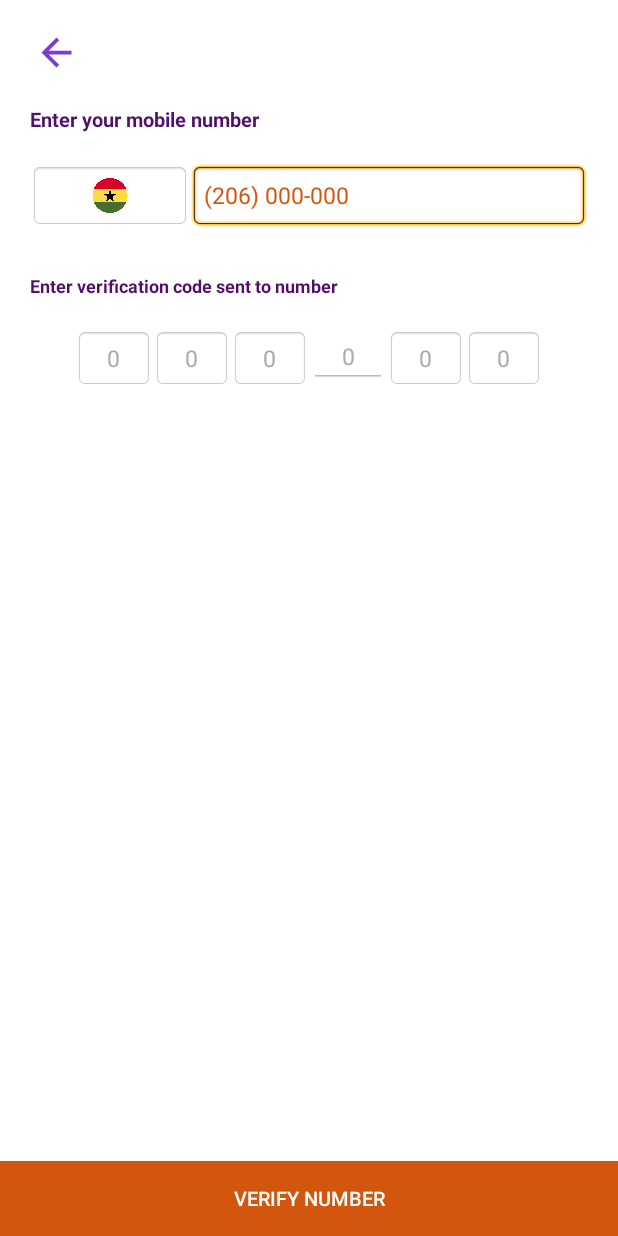
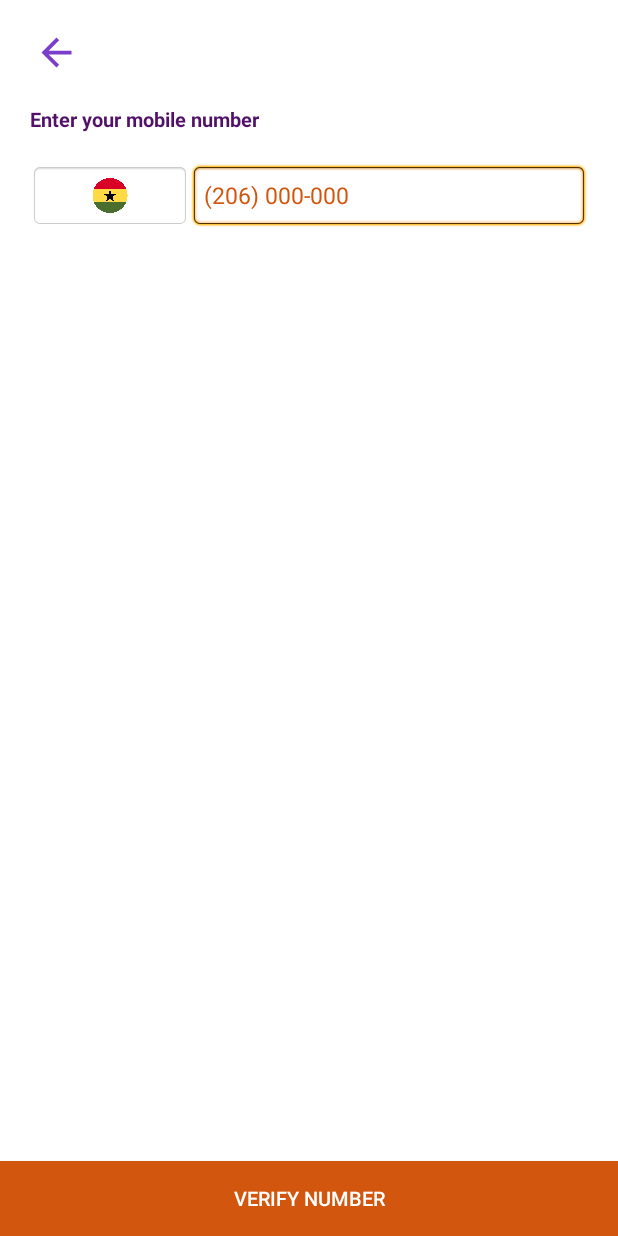
Before and after one commit to janim2/Safet, an Android app: the Number_Verification screen opened directly, with no data from a screen before it, on a phone screen of 412 x 824 dp. Run offline under Robolectric (Android 15) with nearby library versions, the phone set to English and light mode, and no system bars; our stand-ins replace Firebase (no records; nobody signed in at launch, a user with empty details on screens opened directly); pictures from the network do not load.

Commit message:
completed phone number and password verification

```diff
--- a/app/src/main/AndroidManifest.xml
+++ b/app/src/main/AndroidManifest.xml
@@ -9,7 +9,8 @@
         android:roundIcon="@mipmap/ic_launcher_round"
         android:supportsRtl="true"
         android:theme="@style/AppTheme">
-        <activity android:name=".Number_Verification"></activity>
+        <activity android:name=".Login_Last_step"></activity>
+        <activity android:name=".Number_Verification" />
         <activity android:name=".Login" />
         <activity
             android:name=".Notifications"
--- /dev/null
+++ b/app/src/main/res/drawable/lock.xml
@@ -0,0 +1,5 @@
+<vector android:height="24dp" android:tint="#7B3ECC"
+    android:viewportHeight="24.0" android:viewportWidth="24.0"
+    android:width="24dp" xmlns:android="http://schemas.android.com/apk/res/android">
+    <path android:fillColor="#FF000000" android:pathData="M12,17c1.1,0 2,-0.9 2,-2s-0.9,-2 -2,-2 -2,0.9 -2,2 0.9,2 2,2zM18,8h-1L17,6c0,-2.76 -2.24,-5 -5,-5S7,3.24 7,6v2L6,8c-1.1,0 -2,0.9 -2,2v10c0,1.1 0.9,2 2,2h12c1.1,0 2,-0.9 2,-2L20,10c0,-1.1 -0.9,-2 -2,-2zM8.9,6c0,-1.71 1.39,-3.1 3.1,-3.1s3.1,1.39 3.1,3.1v2L8.9,8L8.9,6zM18,20L6,20L6,10h12v10z"/>
+</vector>
--- a/app/src/main/res/layout/activity_number__verification.xml
+++ b/app/src/main/res/layout/activity_number__verification.xml
@@ -84,125 +84,64 @@
                 android:textColor="@android:color/holo_green_dark"
                 android:textSize="10dp"/>
 
+
+
             <LinearLayout
                 android:layout_width="match_parent"
                 android:layout_height="wrap_content"
+                android:id="@+id/password_layout"
+                android:visibility="gone"
                 android:orientation="vertical">
 
                 <TextView
                     android:layout_width="match_parent"
                     android:layout_height="wrap_content"
-                    android:text="Enter verification code sent to number"
+                    android:text="Create account password"
                     android:textSize="12sp"
                     android:layout_marginTop="30dp"
-                    android:id="@+id/verification_no_message"
                     android:textColor="@color/main_blue"
                     android:textStyle="bold"/>
 
-                <LinearLayout
-                    android:layout_width="match_parent"
-                    android:layout_height="40dp"
-                    android:layout_marginLeft="30dp"
-                    android:layout_marginRight="30dp"
-                    android:layout_marginTop="20dp"
-                    android:orientation="horizontal">
-
                 <EditText
                     android:layout_width="match_parent"
-                        android:layout_height="match_parent"
-                        android:layout_weight="1"
-                        android:hint="0"
-                        android:maxLength="1"
-                        android:textSize="15sp"
-                        android:inputType="number"
-                        android:enabled="false"
-                        android:id="@+id/code_number_one"
-                        android:gravity="center"
-                        android:textColorHint="@android:color/darker_gray"
+                    android:layout_height="43dp"
+                    android:inputType="textPassword"
+                    android:textSize="14sp"
+                    android:maxLength="13"
+                    android:layout_marginLeft="20dp"
+                    android:layout_marginRight="20dp"
+                    android:drawablePadding="10dp"
+                    android:drawableLeft="@drawable/lock"
+                    android:layout_marginTop="10dp"
                     android:textColor="@android:color/black"
+                    android:textColorHint="@color/colorPrimary"
+                    android:hint="Password"
+                    android:id="@+id/password_editText"
                     android:background="@android:drawable/editbox_background"/>
 
                 <EditText
                     android:layout_width="match_parent"
-                        android:layout_height="match_parent"
-                        android:layout_weight="1"
-                        android:hint="0"
-                        android:maxLength="1"
-                        android:inputType="number"
-                        android:textSize="15sp"
-                        android:enabled="false"
-                        android:id="@+id/code_number_two"
-                        android:gravity="center"
-                        android:textColorHint="@android:color/darker_gray"
+                    android:layout_height="43dp"
+                    android:inputType="textPassword"
+                    android:textSize="14sp"
+                    android:maxLength="13"
+                    android:layout_marginLeft="20dp"
+                    android:layout_marginRight="20dp"
+                    android:drawablePadding="10dp"
+                    android:paddingLeft="40dp"
                     android:textColor="@android:color/black"
+                    android:textColorHint="@color/colorPrimary"
+                    android:hint="Confirm Password"
+                    android:id="@+id/confirm_password_editText"
                     android:background="@android:drawable/editbox_background"/>
 
-                    <EditText
-                        android:layout_width="match_parent"
-                        android:layout_height="match_parent"
-                        android:layout_weight="1"
-                        android:hint="0"
-                        android:maxLength="1"
-                        android:inputType="number"
-                        android:gravity="center"
-                        android:textSize="15sp"
-                        android:enabled="false"
-                        android:id="@+id/code_number_three"
-                        android:textColorHint="@android:color/darker_gray"
-                        android:textColor="@android:color/black"
-                        android:background="@android:drawable/editbox_background"/>
 
-                    <EditText
-                        android:layout_width="match_parent"
-                        android:layout_height="match_parent"
-                        android:layout_weight="1"
-                        android:hint="0"
-                        android:maxLength="1"
-                        android:inputType="number"
-                        android:textSize="15sp"
-                        android:enabled="false"
-                        android:id="@+id/code_number_four"
-                        android:gravity="center"
-                        android:textColorHint="@android:color/darker_gray"
-                        android:textColor="@android:color/black"/>
-
-                    <EditText
-                        android:layout_width="match_parent"
-                        android:layout_height="match_parent"
-                        android:layout_weight="1"
-                        android:hint="0"
-                        android:maxLength="1"
-                        android:inputType="number"
-                        android:textSize="15sp"
-                        android:enabled="false"
-                        android:id="@+id/code_number_five"
-                        android:gravity="center"
-                        android:textColorHint="@android:color/darker_gray"
-                        android:textColor="@android:color/black"
-                        android:background="@android:drawable/editbox_background"/>
-
-                    <EditText
-                        android:layout_width="match_parent"
-                        android:layout_height="match_parent"
-                        android:layout_weight="1"
-                        android:hint="0"
-                        android:maxLength="1"
-                        android:inputType="number"
-                        android:textSize="15sp"
-                        android:enabled="false"
-                        android:id="@+id/code_number_six"
-                        android:gravity="center"
-                        android:textColorHint="@android:color/darker_gray"
-                        android:textColor="@android:color/black"
-                        android:background="@android:drawable/editbox_background"/>
-
-                </LinearLayout>
             </LinearLayout>
 
             <ProgressBar
                 android:layout_width="match_parent"
                 android:layout_height="25dp"
-                android:id="@+id/verifying_loading"
+                android:id="@+id/password_loading"
                 android:visibility="gone"
                 android:layout_marginTop="30dp"/>
 
@@ -213,9 +152,8 @@
                 android:gravity="center"
                 android:visibility="gone"
                 android:textColor="@android:color/holo_red_dark"
-                android:id="@+id/failed_message"
-                android:layout_marginTop="20dp"
-                android:text="Verification Failed"/>
+                android:id="@+id/password_success_message"
+                android:layout_marginTop="20dp"/>
 
 
         </LinearLayout>
```
Also changed, not shown: app/src/main/java/com/tekdivisal/safet/Login_Last_step.java (added, +14 -0 lines), app/src/main/java/com/tekdivisal/safet/Number_Verification.java (+171 -19 lines), app/src/main/res/layout/activity_login__last_step.xml (added, +156 -0 lines), app/build.gradle (line endings or trailing spaces). Lines whose indentation alone changed are shown as unchanged.
